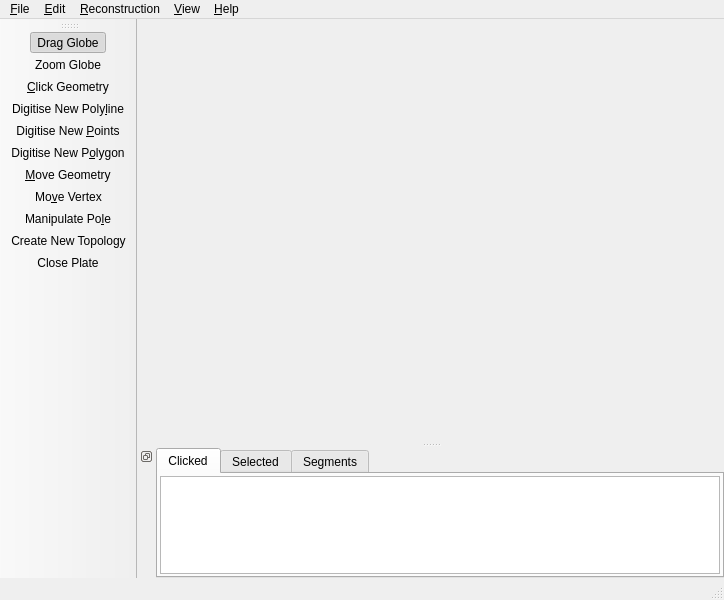
The window that src/qt-widgets/ViewportWindowUi.ui (GPlates/GPlates) describes before a commit, drawn with Qt 5.
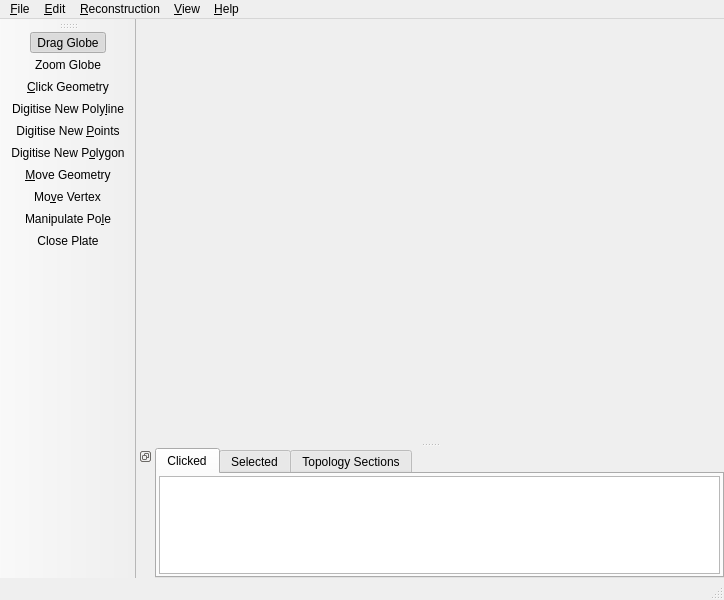
The same window after the commit. Icons and pictures are not drawn.

Patch:
```diff
--- a/src/qt-widgets/ViewportWindowUi.ui
+++ b/src/qt-widgets/ViewportWindowUi.ui
@@ -159,7 +159,6 @@
    <addaction name="action_Move_Geometry" />
    <addaction name="action_Move_Vertex" />
    <addaction name="action_Manipulate_Pole" />
-   <addaction name="action_Create_Topology" />
    <addaction name="action_Plate_Closure" />
   </widget>
   <widget class="QDockWidget" name="dock_search_results" >
@@ -266,7 +265,7 @@
        </widget>
        <widget class="QWidget" name="tab_segments" >
         <attribute name="title" >
-         <string>Segments</string>
+         <string>Topology Sections</string>
         </attribute>
         <layout class="QHBoxLayout" >
          <property name="spacing" >
@@ -1079,30 +1078,6 @@
     <string>P</string>
    </property>
   </action>
-  <action name="action_Create_Topology" >
-   <property name="checkable" >
-    <bool>true</bool>
-   </property>
-   <property name="checked" >
-    <bool>false</bool>
-   </property>
-   <property name="icon" >
-    <iconset resource="../qt-resources/qt_widgets.qrc" >
-     <normaloff>:/select_plate_35.png</normaloff>:/select_plate_35.png</iconset>
-   </property>
-   <property name="text" >
-    <string>Create New Topology</string>
-   </property>
-   <property name="iconText" >
-    <string>Create New Topology</string>
-   </property>
-   <property name="toolTip" >
-    <string>Create a new Topology T</string>
-   </property>
-   <property name="shortcut" >
-    <string>T</string>
-   </property>
-  </action>
   <action name="action_Plate_Closure" >
    <property name="checkable" >
     <bool>true</bool>
```
Left out of the diff: 76 changed lines with no effect on the pictures.
